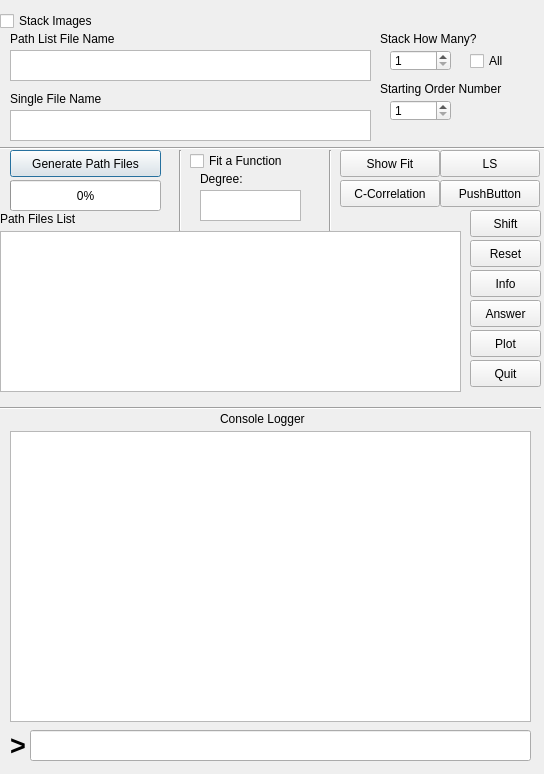
First picture: the form in SecondGui.ui, repository tboudreaux/PHY-2002, before the edit.
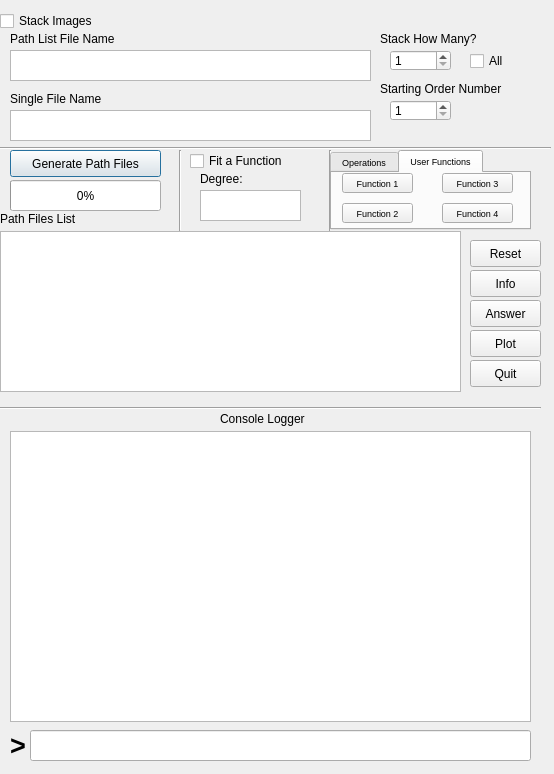
Second picture: the form after the edit.

What changed in the file:
```diff
--- a/SecondGui.ui
+++ b/SecondGui.ui
@@ -6,7 +6,7 @@
    <rect>
     <x>0</x>
     <y>0</y>
-    <width>544</width>
+    <width>554</width>
     <height>774</height>
    </rect>
   </property>
@@ -337,58 +337,6 @@
     <enum>Qt::Vertical</enum>
    </property>
   </widget>
-  <widget class="QPushButton" name="function1">
-   <property name="geometry">
-    <rect>
-     <x>340</x>
-     <y>150</y>
-     <width>100</width>
-     <height>27</height>
-    </rect>
-   </property>
-   <property name="text">
-    <string>Show Fit</string>
-   </property>
-  </widget>
-  <widget class="QPushButton" name="function2">
-   <property name="geometry">
-    <rect>
-     <x>340</x>
-     <y>180</y>
-     <width>100</width>
-     <height>27</height>
-    </rect>
-   </property>
-   <property name="text">
-    <string>C-Correlation</string>
-   </property>
-  </widget>
-  <widget class="QPushButton" name="function3">
-   <property name="geometry">
-    <rect>
-     <x>440</x>
-     <y>150</y>
-     <width>100</width>
-     <height>27</height>
-    </rect>
-   </property>
-   <property name="text">
-    <string>LS</string>
-   </property>
-  </widget>
-  <widget class="QPushButton" name="function4">
-   <property name="geometry">
-    <rect>
-     <x>440</x>
-     <y>180</y>
-     <width>100</width>
-     <height>27</height>
-    </rect>
-   </property>
-   <property name="text">
-    <string>PushButton</string>
-   </property>
-  </widget>
   <widget class="QPushButton" name="Reset">
    <property name="geometry">
     <rect>
@@ -402,19 +350,6 @@
     <string>Reset</string>
    </property>
   </widget>
-  <widget class="QPushButton" name="Shift">
-   <property name="geometry">
-    <rect>
-     <x>470</x>
-     <y>210</y>
-     <width>71</width>
-     <height>27</height>
-    </rect>
-   </property>
-   <property name="text">
-    <string>Shift</string>
-   </property>
-  </widget>
   <widget class="Line" name="line_2">
    <property name="geometry">
     <rect>
@@ -486,6 +421,138 @@
     </rect>
    </property>
   </widget>
+  <widget class="QTabWidget" name="tabWidget">
+   <property name="geometry">
+    <rect>
+     <x>330</x>
+     <y>150</y>
+     <width>201</width>
+     <height>80</height>
+    </rect>
+   </property>
+   <property name="font">
+    <font>
+     <pointsize>7</pointsize>
+    </font>
+   </property>
+   <property name="currentIndex">
+    <number>1</number>
+   </property>
+   <widget class="QWidget" name="Operation">
+    <attribute name="title">
+     <string>Operations</string>
+    </attribute>
+    <widget class="QPushButton" name="function2">
+     <property name="geometry">
+      <rect>
+       <x>0</x>
+       <y>30</y>
+       <width>81</width>
+       <height>20</height>
+      </rect>
+     </property>
+     <property name="text">
+      <string>C-Correlation</string>
+     </property>
+    </widget>
+    <widget class="QPushButton" name="function4">
+     <property name="geometry">
+      <rect>
+       <x>110</x>
+       <y>30</y>
+       <width>81</width>
+       <height>20</height>
+      </rect>
+     </property>
+     <property name="text">
+      <string>PushButton</string>
+     </property>
+    </widget>
+    <widget class="QPushButton" name="function1">
+     <property name="geometry">
+      <rect>
+       <x>0</x>
+       <y>0</y>
+       <width>81</width>
+       <height>21</height>
+      </rect>
+     </property>
+     <property name="text">
+      <string>Show Fit</string>
+     </property>
+    </widget>
+    <widget class="QPushButton" name="function3">
+     <property name="geometry">
+      <rect>
+       <x>110</x>
+       <y>0</y>
+       <width>81</width>
+       <height>21</height>
+      </rect>
+     </property>
+     <property name="text">
+      <string>LS</string>
+     </property>
+    </widget>
+   </widget>
+   <widget class="QWidget" name="UserFunctions">
+    <attribute name="title">
+     <string>User Functions</string>
+    </attribute>
+    <widget class="QPushButton" name="UserFunction2">
+     <property name="geometry">
+      <rect>
+       <x>10</x>
+       <y>30</y>
+       <width>71</width>
+       <height>20</height>
+      </rect>
+     </property>
+     <property name="text">
+      <string>Function 2</string>
+     </property>
+    </widget>
+    <widget class="QPushButton" name="UseFunction1">
+     <property name="geometry">
+      <rect>
+       <x>10</x>
+       <y>0</y>
+       <width>71</width>
+       <height>20</height>
+      </rect>
+     </property>
+     <property name="text">
+      <string>Function 1</string>
+     </property>
+    </widget>
+    <widget class="QPushButton" name="UserFuntion3">
+     <property name="geometry">
+      <rect>
+       <x>110</x>
+       <y>0</y>
+       <width>71</width>
+       <height>20</height>
+      </rect>
+     </property>
+     <property name="text">
+      <string>Function 3</string>
+     </property>
+    </widget>
+    <widget class="QPushButton" name="userFuntion4">
+     <property name="geometry">
+      <rect>
+       <x>110</x>
+       <y>30</y>
+       <width>71</width>
+       <height>20</height>
+      </rect>
+     </property>
+     <property name="text">
+      <string>Function 4</string>
+     </property>
+    </widget>
+   </widget>
+  </widget>
  </widget>
  <resources/>
  <connections/>
```
